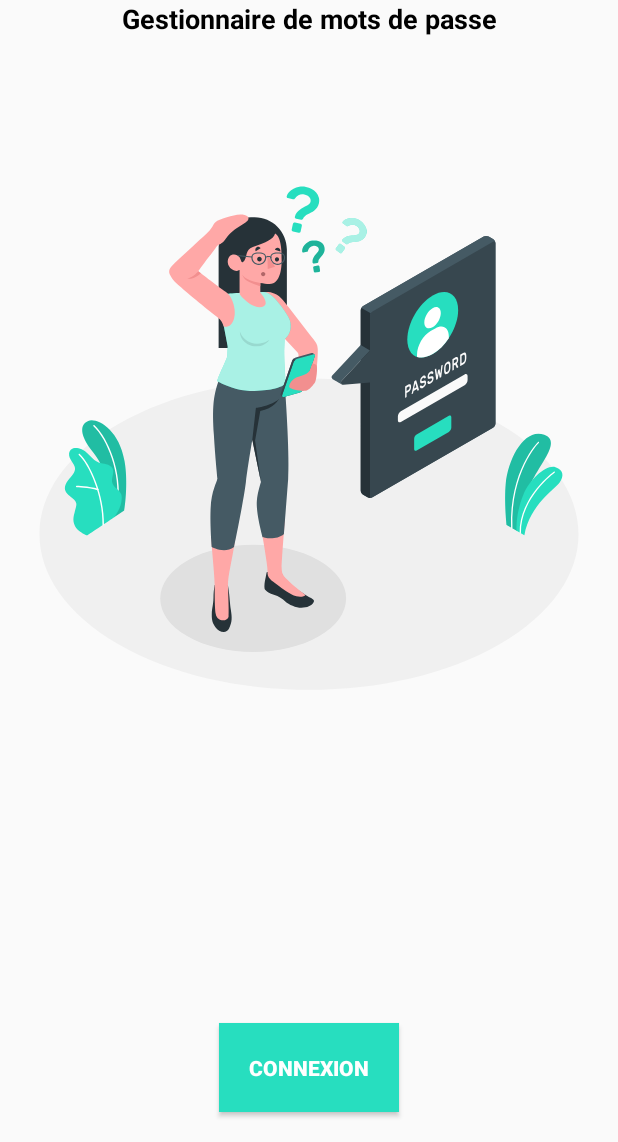
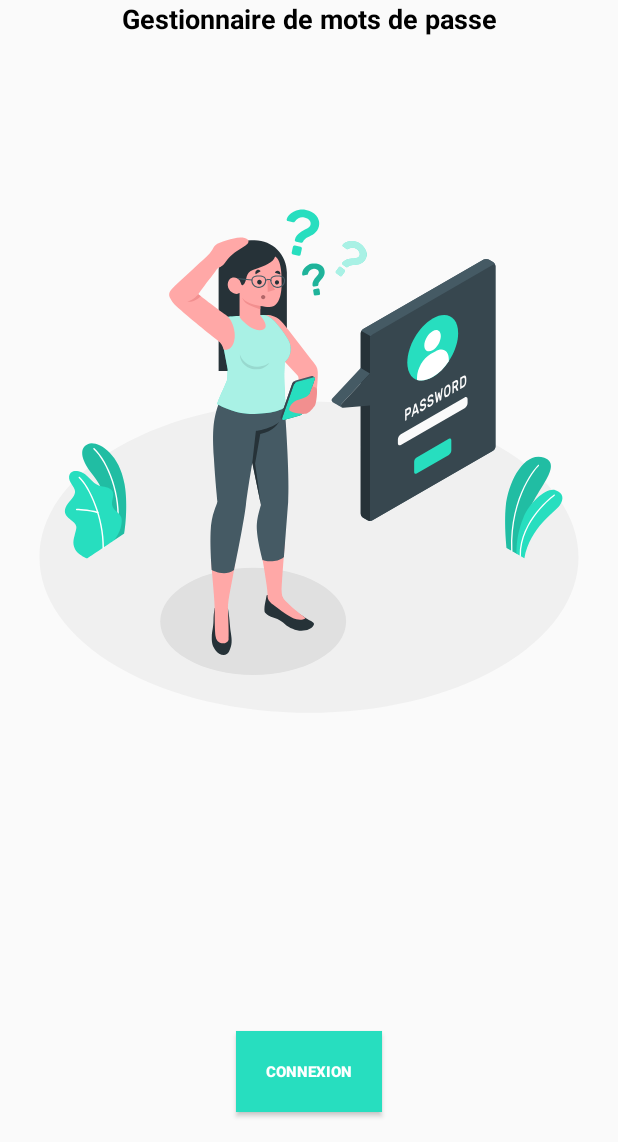
Before and after one commit to amamayat/TurnKey, an Android app: the screen it shows after launch (ConnexionActivity), on a phone screen of 412 x 824 dp, the part 94-1236 px from its top. Run offline under Robolectric (Android 15) with nearby library versions, the phone set to English and light mode, and no system bars; our stand-ins replace Firebase (no records; nobody signed in at launch, a user with empty details on screens opened directly).

Commit message:
new commit for qualifier branch

```diff
--- a/app/build.gradle
+++ b/app/build.gradle
@@ -25,7 +25,6 @@ android {
 
 dependencies {
     implementation fileTree(dir: 'libs', include: ['*.jar'])
-
     implementation 'androidx.appcompat:appcompat:1.1.0'
     implementation 'androidx.constraintlayout:constraintlayout:1.1.3'
     implementation 'androidx.legacy:legacy-support-v4:1.0.0'
--- a/app/src/main/res/layout/activity_connexion.xml
+++ b/app/src/main/res/layout/activity_connexion.xml
@@ -10,8 +10,8 @@
         android:layout_width="match_parent"
         android:layout_height="match_parent"
         android:orientation="vertical"
-        android:padding="15dp"
-        android:paddingTop="15dp">
+        android:padding="@dimen/activity_connexion_padding"
+        android:layout_marginTop="@dimen/activity_connexion_padding_top">
 
         <ImageView
             android:id="@+id/imageConnexion"
@@ -26,18 +26,18 @@
         android:layout_width="match_parent"
         android:layout_height="match_parent"
         android:orientation="vertical"
-        tools:layout_editor_absoluteX="30dp"
-        tools:layout_editor_absoluteY="30dp">
+        tools:layout_editor_absoluteX="@dimen/activity_connexion_layout_x/"
+        tools:layout_editor_absoluteY="@dimen/activity_connexion_layout_x">
 
         <TextView
             android:id="@+id/textView5"
             android:layout_width="match_parent"
             android:layout_height="wrap_content"
-            android:layout_marginTop="30dp"
+            android:layout_marginTop="@dimen/activity_connexion_textview5_margin_top"
             android:text="@string/app_name"
             android:textAlignment="center"
             android:textColor="@color/black"
-            android:textSize="24sp"
+            android:textSize="@dimen/activity_connexion_textview5_textsize"
             android:textStyle="bold" />
 
         <TextView
@@ -47,7 +47,7 @@
             android:text="@string/subtitle"
             android:textAlignment="center"
             android:textColor="@color/black"
-            android:textSize="18sp"
+            android:textSize="@dimen/activity_connexion_textview6_textsize"
             android:textStyle="bold" />
 
     </LinearLayout>
@@ -63,9 +63,10 @@
             android:layout_width="wrap_content"
             android:layout_height="wrap_content"
             android:layout_gravity="center_horizontal"
-            android:layout_marginBottom="20dp"
+            android:layout_marginBottom="@dimen/activity_connexion_button_pd_mb"
             android:background="@color/greenDark"
-            android:padding="20dp"
+            android:padding="@dimen/activity_connexion_button_pd_mb"
+            android:textSize="@dimen/activity_connexion_button_textsize"
             android:text="@string/connect"
             android:textColor="#FFFFFF"
             android:textStyle="bold" />
--- a/app/src/main/res/values-hdpi/dimens.xml
+++ b/app/src/main/res/values-hdpi/dimens.xml
@@ -6,4 +6,13 @@
     <dimen name="nav_header_height">176dp</dimen>
     <dimen name="fab_margin">16dp</dimen>
     <dimen name="text_margin">16dp</dimen>
+    <dimen name="activity_connexion_padding">15dp</dimen>
+    <dimen name="activity_connexion_padding_top">15dp</dimen>
+    <dimen name="activity_connexion_textview5_margin_top">30dp</dimen>
+    <dimen name="activity_connexion_textview5_textsize">24sp</dimen>
+    <dimen name="activity_connexion_textview6_textsize">18sp</dimen>
+    <dimen name="activity_connexion_button_textsize">10sp</dimen>
+    <dimen name="activity_connexion_button_pd_mb">20dp</dimen>
+    <dimen name="activity_connexion_layout_x">30dp</dimen>
+    <dimen name="activity_connexion_layout_y">30dp</dimen>
 </resources>
--- a/app/src/main/res/values-large/dimens.xml
+++ b/app/src/main/res/values-large/dimens.xml
@@ -6,4 +6,13 @@
     <dimen name="nav_header_height">176dp</dimen>
     <dimen name="fab_margin">16dp</dimen>
     <dimen name="text_margin">16dp</dimen>
+    <dimen name="activity_connexion_padding">15dp</dimen>
+    <dimen name="activity_connexion_padding_top">15dp</dimen>
+    <dimen name="activity_connexion_textview5_margin_top">30dp</dimen>
+    <dimen name="activity_connexion_textview5_textsize">24sp</dimen>
+    <dimen name="activity_connexion_textview6_textsize">18sp</dimen>
+    <dimen name="activity_connexion_button_textsize">10sp</dimen>
+    <dimen name="activity_connexion_button_pd_mb">20dp</dimen>
+    <dimen name="activity_connexion_layout_x">30dp</dimen>
+    <dimen name="activity_connexion_layout_y">30dp</dimen>
 </resources>
--- a/app/src/main/res/values-mdpi/dimens.xml
+++ b/app/src/main/res/values-mdpi/dimens.xml
@@ -6,4 +6,13 @@
     <dimen name="nav_header_height">176dp</dimen>
     <dimen name="fab_margin">16dp</dimen>
     <dimen name="text_margin">16dp</dimen>
+    <dimen name="activity_connexion_padding">15dp</dimen>
+    <dimen name="activity_connexion_padding_top">15dp</dimen>
+    <dimen name="activity_connexion_textview5_margin_top">30dp</dimen>
+    <dimen name="activity_connexion_textview5_textsize">24sp</dimen>
+    <dimen name="activity_connexion_textview6_textsize">18sp</dimen>
+    <dimen name="activity_connexion_button_textsize">10sp</dimen>
+    <dimen name="activity_connexion_button_pd_mb">20dp</dimen>
+    <dimen name="activity_connexion_layout_x">30dp</dimen>
+    <dimen name="activity_connexion_layout_y">30dp</dimen>
 </resources>
--- a/app/src/main/res/values-xhdpi/dimens.xml
+++ b/app/src/main/res/values-xhdpi/dimens.xml
@@ -6,4 +6,13 @@
     <dimen name="nav_header_height">176dp</dimen>
     <dimen name="fab_margin">16dp</dimen>
     <dimen name="text_margin">16dp</dimen>
+    <dimen name="activity_connexion_padding">15dp</dimen>
+    <dimen name="activity_connexion_padding_top">30dp</dimen>
+    <dimen name="activity_connexion_textview5_margin_top">30dp</dimen>
+    <dimen name="activity_connexion_textview5_textsize">28sp</dimen>
+    <dimen name="activity_connexion_textview6_textsize">22sp</dimen>
+    <dimen name="activity_connexion_button_textsize">14sp</dimen>
+    <dimen name="activity_connexion_button_pd_mb">20dp</dimen>
+    <dimen name="activity_connexion_layout_x">30dp</dimen>
+    <dimen name="activity_connexion_layout_y">30dp</dimen>
 </resources>
--- a/app/src/main/res/values-xxhdpi/dimens.xml
+++ b/app/src/main/res/values-xxhdpi/dimens.xml
@@ -6,4 +6,13 @@
     <dimen name="nav_header_height">176dp</dimen>
     <dimen name="fab_margin">16dp</dimen>
     <dimen name="text_margin">16dp</dimen>
+    <dimen name="activity_connexion_padding">15dp</dimen>
+    <dimen name="activity_connexion_padding_top">30dp</dimen>
+    <dimen name="activity_connexion_textview5_margin_top">30dp</dimen>
+    <dimen name="activity_connexion_textview5_textsize">24sp</dimen>
+    <dimen name="activity_connexion_textview6_textsize">18sp</dimen>
+    <dimen name="activity_connexion_button_textsize">10sp</dimen>
+    <dimen name="activity_connexion_button_pd_mb">20dp</dimen>
+    <dimen name="activity_connexion_layout_x">30dp</dimen>
+    <dimen name="activity_connexion_layout_y">30dp</dimen>
 </resources>
--- a/app/src/main/res/values-xxxhdpi/dimens.xml
+++ b/app/src/main/res/values-xxxhdpi/dimens.xml
@@ -6,4 +6,13 @@
     <dimen name="nav_header_height">176dp</dimen>
     <dimen name="fab_margin">16dp</dimen>
     <dimen name="text_margin">16dp</dimen>
+    <dimen name="activity_connexion_padding">15dp</dimen>
+    <dimen name="activity_connexion_padding_top">55dp</dimen>
+    <dimen name="activity_connexion_textview5_margin_top">30dp</dimen>
+    <dimen name="activity_connexion_textview5_textsize">24sp</dimen>
+    <dimen name="activity_connexion_textview6_textsize">18sp</dimen>
+    <dimen name="activity_connexion_button_textsize">10sp</dimen>
+    <dimen name="activity_connexion_button_pd_mb">20dp</dimen>
+    <dimen name="activity_connexion_layout_x">30dp</dimen>
+    <dimen name="activity_connexion_layout_y">30dp</dimen>
 </resources>
--- a/app/src/main/res/values/dimens.xml
+++ b/app/src/main/res/values/dimens.xml
@@ -6,4 +6,13 @@
     <dimen name="nav_header_height">176dp</dimen>
     <dimen name="fab_margin">16dp</dimen>
     <dimen name="text_margin">16dp</dimen>
+    <dimen name="activity_connexion_padding">15dp</dimen>
+    <dimen name="activity_connexion_padding_top">15dp</dimen>
+    <dimen name="activity_connexion_textview5_margin_top">30dp</dimen>
+    <dimen name="activity_connexion_textview5_textsize">24sp</dimen>
+    <dimen name="activity_connexion_textview6_textsize">18sp</dimen>
+    <dimen name="activity_connexion_button_textsize">10sp</dimen>
+    <dimen name="activity_connexion_button_pd_mb">20dp</dimen>
+    <dimen name="activity_connexion_layout_x">30dp</dimen>
+    <dimen name="activity_connexion_layout_y">30dp</dimen>
 </resources>
```
Also changed, not shown: app/src/main/AndroidManifest.xml (+8 -2 lines), app/src/main/java/com/mobilap/turnKey/SettingsActivity.java (+5 -5 lines), app/src/main/java/com/mobilap/turnKey/form/FormActivity.java (+5 -5 lines), app/src/main/java/com/mobilap/turnKey/ui/labels/LabelAdapter.java (+5 -3 lines), 4 other files.
